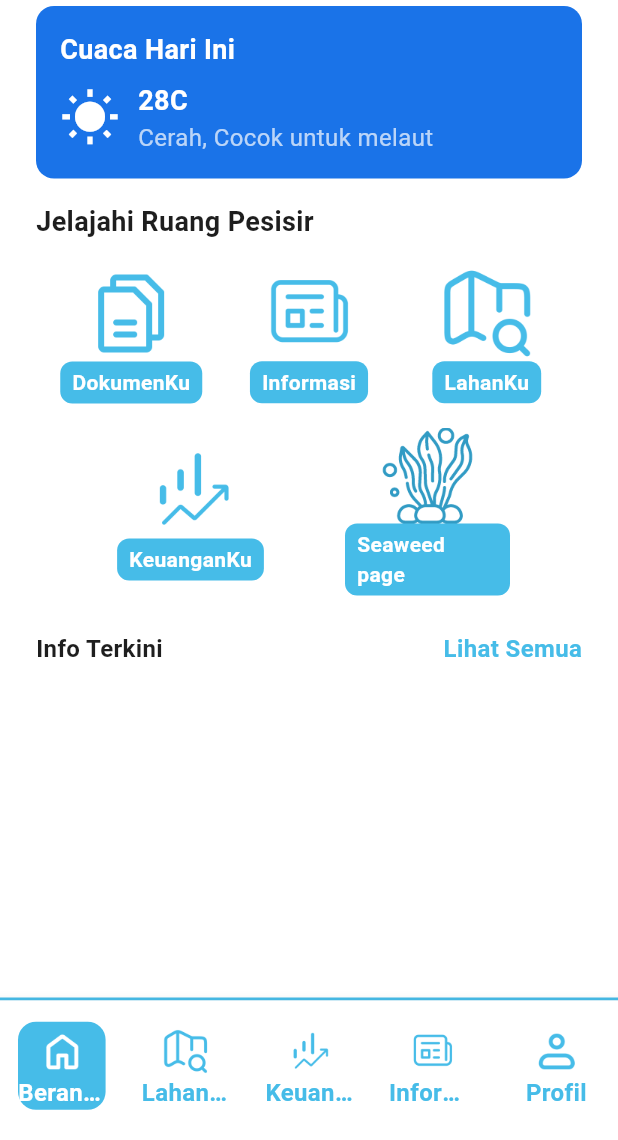
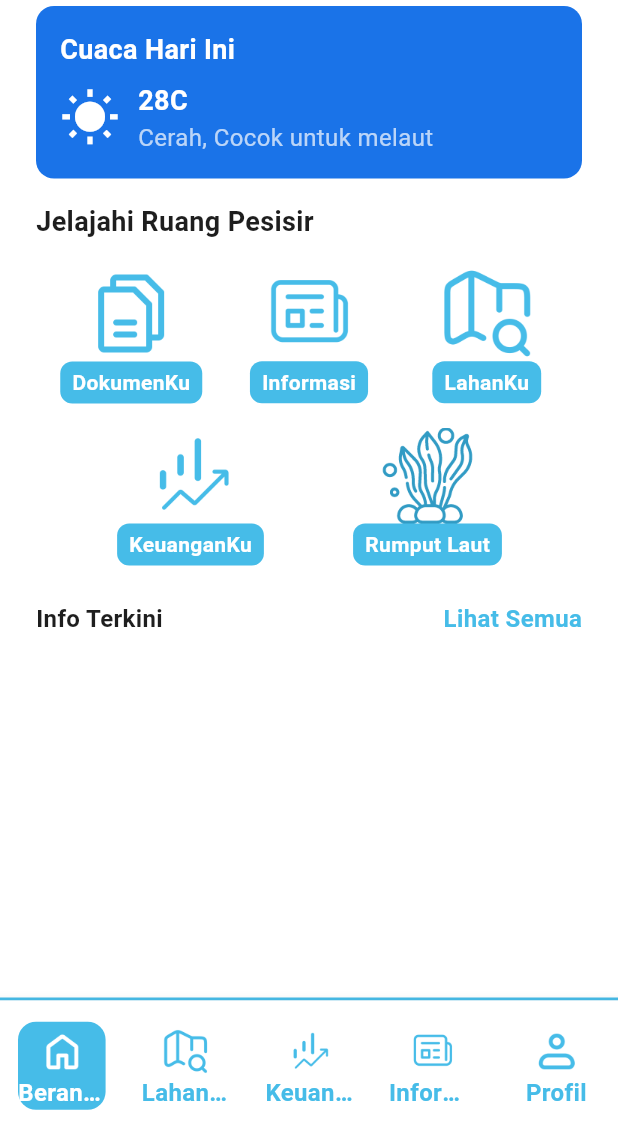
Before and after one commit to presleyprince/digital-commons-flutter-app, a Flutter app: the screen it shows after launch, on a phone screen of 412 x 824 dp, the part 96-1236 px from its top. Run offline on Flutter 3.47's test engine with Material 3 defaults, Android fonts, the phone set to English and light mode, and no system bars; our stand-ins replace cached_network_image, carousel_slider, cloud_firestore, dartz, firebase_auth, firebase_core and 12 more; missing offline and left inert: flutter_quill; accounts and stored records are empty; Roboto replaces fonts that are missing (SegoeUI).

Commit message:
Indonesian translation

```diff
--- a/lib/core/constants.dart
+++ b/lib/core/constants.dart
@@ -59,7 +59,7 @@ final List<HomeMenu> kHomeMenu = [
   ),
   HomeMenu(
     image: R.ASSETS_ICONS_SEAWEED_HOME_PNG, // need to update icon
-    title: 'Seaweed page', //change to Indonesian
+    title: 'Rumput Laut', //change to Indonesian
     route: 'seaweed-home',
   ),
   // removed Cuaca, now a widget
```
